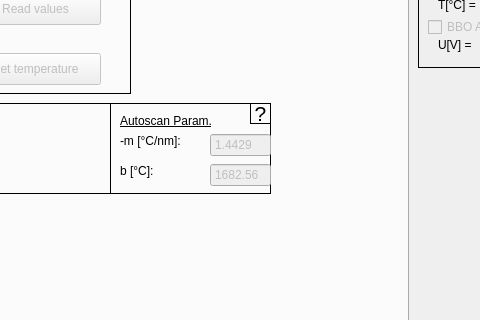
Before: the Qt Designer form pulsed_laser_interface.ui in XenoBene/PulsedLaserGUI, drawn with Qt 5; both pictures show x 322 to 802 and y 153 to 473 of the 922 by 790 pixel window.
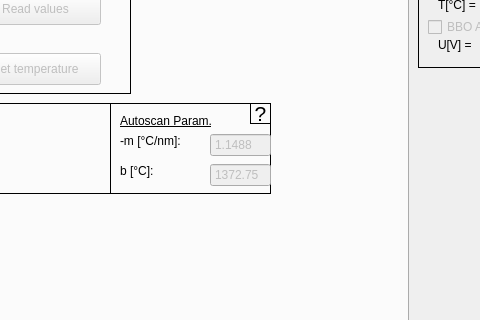
After: the same form once the commit is applied. The open tabs and pages were chosen to show the change.

The edit to the form file:
```diff
--- a/pulsed_laser_interface.ui
+++ b/pulsed_laser_interface.ui
@@ -2559,7 +2559,7 @@
         <double>0.100000000000000</double>
        </property>
        <property name="value">
-        <double>1.442900000000000</double>
+        <double>1.148800000000000</double>
        </property>
       </widget>
       <widget class="QDoubleSpinBox" name="lbo_lineEdit_offset">
@@ -2593,7 +2593,7 @@
         <double>0.100000000000000</double>
        </property>
        <property name="value">
-        <double>1682.559999999999945</double>
+        <double>1372.753400000000000</double>
        </property>
       </widget>
       <widget class="QLabel" name="label_27">
```
